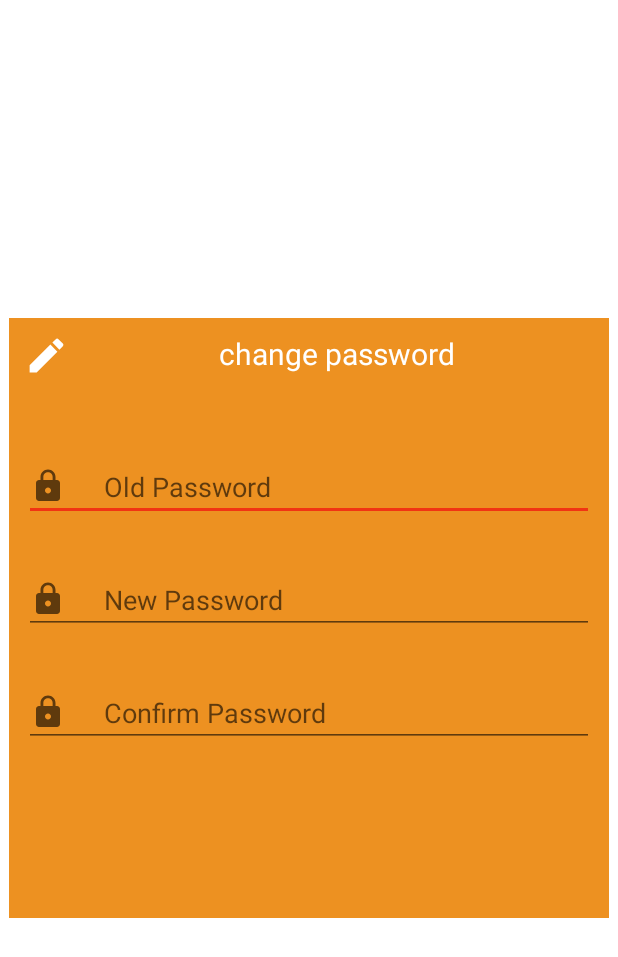
After one commit to EC30/FinalYearProjectAnjali, an Android app: the layout changepasswordlayout.xml on its own in the app's theme, with its tools: preview values and no code run, on a phone screen of 412 x 824 dp. The commit adds this screen. Shown: the top 957 px of the screen. Run offline under Robolectric (Android 15) with nearby library versions, the phone set to English and light mode, and no system bars; network calls fail; Roboto replaces fonts that are not available here.

Commit message:
solved some bugs

```diff
--- a/WomenSafetyAlertApplication/app/build.gradle
+++ b/WomenSafetyAlertApplication/app/build.gradle
@@ -65,6 +65,8 @@ dependencies {
 
     implementation 'com.mikhaellopez:circularimageview:4.2.0'
 
+    implementation 'com.squareup.picasso:picasso:2.5.2'
+
 
 
 }
--- a/WomenSafetyAlertApplication/app/src/main/AndroidManifest.xml
+++ b/WomenSafetyAlertApplication/app/src/main/AndroidManifest.xml
@@ -13,6 +13,8 @@
     <uses-permission android:name="android.permission.ACCESS_BACKGROUND_LOCATION" />
     <uses-permission android:name="android.permission.FOREGROUND_SERVICE" />
     <uses-permission android:name="android.permission.WAKE_LOCK" />
+    <uses-permission android:name="android.permission.READ_EXTERNAL_STORAGE" />
+    <uses-permission android:name="android.permission.WRITE_EXTERNAL_STORAGE" />
 
     <application
         android:allowBackup="true"
@@ -23,7 +25,8 @@
         android:supportsRtl="true"
         android:theme="@style/Theme.WomenSafetyAlertApplication"
         android:usesCleartextTraffic="true">
-        <activity android:name=".CallActivity"></activity>
+        <activity android:name=".ProfileActivity"></activity>
+        <activity android:name=".CallActivity" />
         <!--
              The API key for Google Maps-based APIs is defined as a string resource.
              (See the file "res/values/google_maps_api.xml").
--- a/WomenSafetyAlertApplication/app/src/main/java/com/anjali/womensafetyalertapplication/AddFriendActivity.java
+++ b/WomenSafetyAlertApplication/app/src/main/java/com/anjali/womensafetyalertapplication/AddFriendActivity.java
@@ -104,6 +104,8 @@ public class AddFriendActivity extends AppCompatActivity {
 
         get_friends(phone_logged);
 
+        //Toast.makeText(this, phone_logged, Toast.LENGTH_SHORT).show();
+
 
     }
 
--- a/WomenSafetyAlertApplication/app/src/main/java/com/anjali/womensafetyalertapplication/AlarmReceiver.java
+++ b/WomenSafetyAlertApplication/app/src/main/java/com/anjali/womensafetyalertapplication/AlarmReceiver.java
@@ -10,6 +10,8 @@ import android.os.PowerManager;
 import android.telephony.SmsManager;
 import android.util.Log;
 import android.widget.Toast;
+
+import java.io.Console;
 
 public class AlarmReceiver extends BroadcastReceiver {
 
@@ -29,7 +31,8 @@ public class AlarmReceiver extends BroadcastReceiver {
 
             PendingIntent pi = PendingIntent.getBroadcast(context, MY_PERMISSIONS_REQUEST_SEND_SMS, new Intent(sent), 0);
             for (int i = 0; i < splitted.length; i++) {
-                smsManager.sendTextMessage(splitted[i], null, Common.LastLocation, pi, null);
+               // smsManager.sendTextMessage(splitted[i], null, Common.LastLocation, pi, null);
+                smsManager.sendTextMessage(splitted[i],null,"My current location is at, Longitude: "+Common.LastLocation.split("/")[1]+" Latitude: "+Common.LastLocation.split("/")[0],pi,null);
                // this.registerReceiver(this.batterryLevelReceiver,new IntentFilter(Intent.ACTION_BATTERY_CHANGED));
 
             }
@@ -40,6 +43,7 @@ public class AlarmReceiver extends BroadcastReceiver {
             //Toast.makeText(context, "received", Toast.LENGTH_SHORT).show();
             if(!Common.LastLocation.contains("UnKnown")) {
                 String[] splitted = Common.LastLocation.split("/");
+                Log.d("last_loc",Common.LastLocation);
                 VolleyHandlerFrLoc vhfl = new VolleyHandlerFrLoc();
                 vhfl.update_loc(context, intent.getStringExtra("user_phone"), splitted[0], splitted[1]);
             }
--- a/WomenSafetyAlertApplication/app/src/main/java/com/anjali/womensafetyalertapplication/MediaPlayerService.java
+++ b/WomenSafetyAlertApplication/app/src/main/java/com/anjali/womensafetyalertapplication/MediaPlayerService.java
@@ -41,7 +41,7 @@ public class MediaPlayerService extends Service {
                 0 -- volume button released
                  */
                         long pressTime = System.currentTimeMillis();
-                        if(direction==-1) {
+                        if(direction==1) {
                             if(pressTime-lastPressed<=DOUBLE_PRESS_INTERVAL) {
                                 //Toast.makeText(this, "Volume - pressed twice", Toast.LENGTH_SHORT).show();
                                 int MY_PERMISSIONS_REQUEST_SEND_SMS = 0;
--- a/WomenSafetyAlertApplication/app/src/main/java/com/anjali/womensafetyalertapplication/UrlClass.java
+++ b/WomenSafetyAlertApplication/app/src/main/java/com/anjali/womensafetyalertapplication/UrlClass.java
@@ -2,7 +2,7 @@ package com.anjali.womensafetyalertapplication;
 
 public class UrlClass {
     public String getUrl(){
-        String url="http://192.168.1.94//erikafyp/";
+        String url="http://192.168.1.69/erikafyp/";
         return url;
     }
 }
--- a/WomenSafetyAlertApplication/app/src/main/java/com/anjali/womensafetyalertapplication/VolleyHandlerFrLoc.java
+++ b/WomenSafetyAlertApplication/app/src/main/java/com/anjali/womensafetyalertapplication/VolleyHandlerFrLoc.java
@@ -28,9 +28,11 @@ public class VolleyHandlerFrLoc extends AddFriendActivity {
 
 
         //loadingBar.setTitle("Adding Emergency Contact...");
+        if(FriendsMapActivity.is_frmap_active) {
             loadingBar.setMessage("Please wait");
             loadingBar.setCanceledOnTouchOutside(false);
             loadingBar.show();
+        }
         String postUrl = url+"loc_handler.php";
         RequestQueue requestQueue = Volley.newRequestQueue(context);
         StringRequest stringRequest = new StringRequest(Request.Method.POST, postUrl, new Response.Listener<String>() {
@@ -40,6 +42,7 @@ public class VolleyHandlerFrLoc extends AddFriendActivity {
                     //Toast.makeText(context, response, Toast.LENGTH_SHORT).show();
                     loadingBar.dismiss();
                     if(!response.contains("not found")) {
+                        if(FriendsMapActivity.is_frmap_active){
                             String[] friends_splitted=response.substring(21).split("::::");
                             FriendsMapActivity.mMap.clear();
                             for(int i=0; i<friends_splitted.length;i++) {
@@ -50,6 +53,7 @@ public class VolleyHandlerFrLoc extends AddFriendActivity {
                                 FriendsMapActivity.mMap.addMarker(new MarkerOptions().position(friend_loc).title(AddFriendActivity.friendName.get(individual_split[0])));
                                 FriendsMapActivity.mMap.moveCamera(CameraUpdateFactory.newLatLng(friend_loc));
                                 Toast.makeText(context, "Process Successful", Toast.LENGTH_SHORT).show();
+                            }
                         }
                     }
                 }else{
--- /dev/null
+++ b/WomenSafetyAlertApplication/app/src/main/res/layout/changepasswordlayout.xml
@@ -0,0 +1,99 @@
+<?xml version="1.0" encoding="utf-8"?>
+<RelativeLayout xmlns:android="http://schemas.android.com/apk/res/android"
+    android:layout_width="400dp"
+    android:layout_height="400dp"
+    xmlns:app="http://schemas.android.com/apk/res-auto"
+    android:layout_gravity="center"
+    android:id="@+id/deleteNoteContainer"
+    android:layout_margin="@dimen/_10sdp"
+    android:background="@color/purple_200">
+
+    <LinearLayout
+        android:id="@+id/ll"
+        android:layout_width="wrap_content"
+        android:layout_height="wrap_content"
+        android:padding="10dp"
+        android:orientation="horizontal">
+
+        <ImageView
+            android:layout_width="30dp"
+            android:layout_height="30dp"
+            android:src="@drawable/ic_edit"/>
+
+        <TextView
+            android:layout_width="wrap_content"
+            android:layout_height="wrap_content"
+            android:layout_marginLeft="100dp"
+            android:text="change password"
+            android:textSize="20dp"
+            android:textColor="#ffffff"/>
+    </LinearLayout>
+
+
+    <LinearLayout
+        android:id="@+id/addPhoneNumber"
+        android:layout_width="match_parent"
+        android:layout_height="wrap_content"
+        android:orientation="vertical"
+        android:layout_below="@id/ll"
+        android:layout_marginTop="40dp"
+        android:layout_marginStart="10dp"
+        android:layout_marginEnd="10dp">
+
+        <EditText
+            android:id="@+id/input_old_password"
+            android:layout_width="match_parent"
+            android:layout_height="wrap_content"
+            android:drawablePadding="25dp"
+            android:drawableStart="@drawable/password"
+            android:hint="Old Password"
+            android:imeOptions="actionNext"
+            android:inputType="textPassword"
+            android:drawableLeft="@drawable/password" />
+
+
+            <EditText
+                android:id="@+id/input_reset_password"
+                android:layout_width="match_parent"
+                android:layout_height="wrap_content"
+                android:drawablePadding="25dp"
+                android:layout_marginTop="30dp"
+                android:drawableStart="@drawable/password"
+                android:hint="New Password"
+                android:imeOptions="actionNext"
+                android:inputType="textPassword"
+                android:drawableLeft="@drawable/password" />
+
+
+            <EditText
+                android:id="@+id/input_confirmResetPassword"
+                android:layout_width="match_parent"
+                android:layout_height="wrap_content"
+                android:drawablePadding="25dp"
+                android:drawableStart="@drawable/password"
+                android:hint="Confirm Password"
+                android:layout_marginTop="30dp"
+                app:passwordToggleEnabled="true"
+                android:imeOptions="actionNext"
+                android:inputType="textPassword"
+                android:drawableLeft="@drawable/password" />
+
+
+
+    </LinearLayout>
+
+    <LinearLayout
+        android:layout_width="wrap_content"
+        android:layout_height="wrap_content"
+        android:layout_below="@+id/addPhoneNumber"
+        android:layout_marginTop="30dp"
+        android:layout_alignParentEnd="true"
+        android:orientation="horizontal">
+
+
+
+    </LinearLayout>
+
+
+
+</RelativeLayout>
--- a/WomenSafetyAlertApplication/app/src/main/res/layout/nav_header.xml
+++ b/WomenSafetyAlertApplication/app/src/main/res/layout/nav_header.xml
@@ -21,7 +21,7 @@
 <!--        app:srcCompat="@drawable/user_image" />-->
 
     <com.mikhaellopez.circularimageview.CircularImageView
-        android:id="@+id/imageView"
+        android:id="@+id/pImageView"
         android:layout_width="100dp"
         android:layout_height="100dp"
         android:src="@drawable/user_image"
--- a/WomenSafetyAlertApplication/app/src/main/res/xml/network_security_config.xml
+++ b/WomenSafetyAlertApplication/app/src/main/res/xml/network_security_config.xml
@@ -1,6 +1,6 @@
 <?xml version="1.0" encoding="utf-8"?>
 <network-security-config>
     <domain-config cleartextTrafficPermitted="true">
-        <domain includeSubdomains="true">192.168.1.94</domain>
+        <domain includeSubdomains="true">192.168.1.69</domain>
     </domain-config>
 </network-security-config>
--- a/WomenSafetyAlertApplication/build.gradle
+++ b/WomenSafetyAlertApplication/build.gradle
@@ -10,6 +10,7 @@ buildscript {
         // NOTE: Do not place your application dependencies here; they belong
         // in the individual module build.gradle files
     }
+
 }
 
 allprojects {
```
Also changed, not shown: WomenSafetyAlertApplication/app/src/main/java/com/anjali/womensafetyalertapplication/FriendsMapActivity.java (+27 -3 lines), WomenSafetyAlertApplication/app/src/main/java/com/anjali/womensafetyalertapplication/HomeActivity.java (+53 -1 lines), WomenSafetyAlertApplication/app/src/main/java/com/anjali/womensafetyalertapplication/ProfileActivity.java (added, +274 -0 lines), WomenSafetyAlertApplication/app/src/main/res/drawable/corner.xml (added, +9 -0 lines), WomenSafetyAlertApplication/app/src/main/res/layout/activity_profile.xml (added, +105 -0 lines), WomenSafetyAlertApplication/app/src/main/res/menu/activity_main_drawer.xml (+11 -0 lines). Lines whose indentation alone changed are shown as unchanged.
